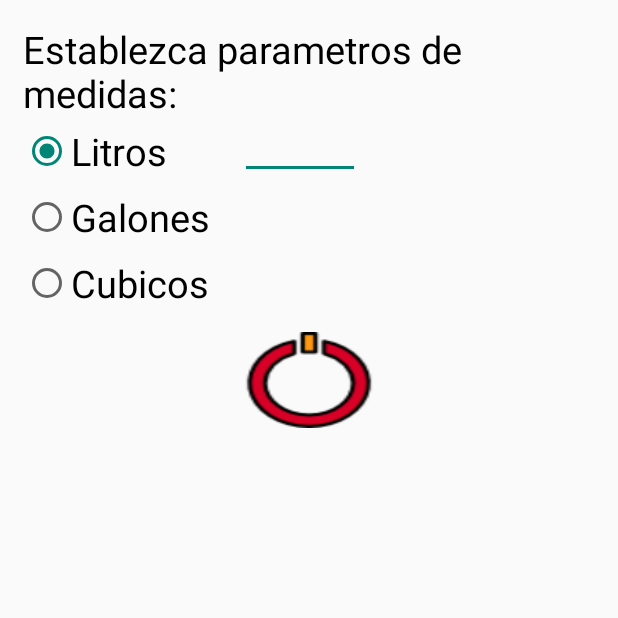
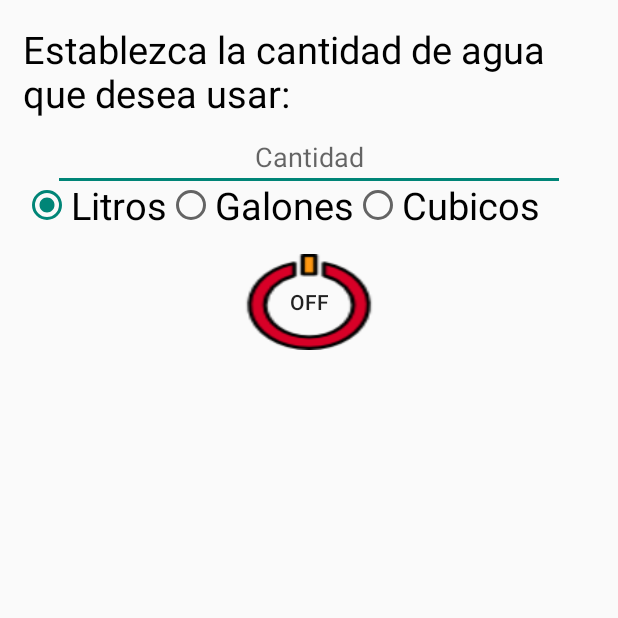
Before and after one commit to Hellogark/ControlDeAgua, an Android app: the fragment tab2Automatico shown on its own in the app's theme, on a phone screen of 412 x 824 dp, the top half of it. Run offline under Robolectric (Android 15) with nearby library versions, the phone set to English and light mode, and no system bars; libraries missing offline, so code that uses them is left out: com.michaelmuenzer.android; plain views replace ScrollableNumberPicker.

Commit message:
medidor, conexion, se modifica tab automatico
medidor: se colocan contenedores de texto
conexion: direccion mac y seguimiento

```diff
--- a/app/src/main/java/com/example/edmol/webview/tab2Automatico.java
+++ b/app/src/main/java/com/example/edmol/webview/tab2Automatico.java
@@ -24,15 +24,13 @@ public class tab2Automatico extends Fragment {
     RelativeLayout display2;
     String fondoActual;
     RadioButton rbLitros, rbCubicos, rbGalones;
-    EditText litros, cubicos, galones;
+    EditText agua;
 
     @Override
     public View onCreateView(LayoutInflater inflater, ViewGroup container, Bundle savedInstanceState) {
         View v = inflater.inflate(R.layout.tab2automatico, container, false);
         display2 = (RelativeLayout) v.findViewById(R.id.Fondo);
-        litros = (EditText) v.findViewById(R.id.etLitros);
-        galones = (EditText) v.findViewById(R.id.etGalones);
-        cubicos = (EditText) v.findViewById(R.id.etCubicos);
+        agua = (EditText) v.findViewById(R.id.etAgua);
         rbLitros = (RadioButton) v.findViewById(R.id.rbLitros);
         rbGalones = (RadioButton) v.findViewById(R.id.rbGalones);
         rbCubicos = (RadioButton) v.findViewById(R.id.rbCubicos);
@@ -40,27 +38,27 @@ public class tab2Automatico extends Fragment {
         rbLitros.setOnClickListener(new View.OnClickListener() {
             @Override
             public void onClick(View v) {
-                litros.setVisibility(View.VISIBLE);
+                /*litros.setVisibility(View.VISIBLE);
                 galones.setVisibility(View.INVISIBLE);
-                cubicos.setVisibility(View.INVISIBLE);
+                cubicos.setVisibility(View.INVISIBLE);*/
             }
         });
 
         rbGalones.setOnClickListener(new View.OnClickListener() {
             @Override
             public void onClick(View v) {
-                litros.setVisibility(View.INVISIBLE);
+                /*litros.setVisibility(View.INVISIBLE);
                 galones.setVisibility(View.VISIBLE);
-                cubicos.setVisibility(View.INVISIBLE);
+                cubicos.setVisibility(View.INVISIBLE);*/
             }
         });
 
         rbCubicos.setOnClickListener(new View.OnClickListener() {
             @Override
             public void onClick(View v) {
-                litros.setVisibility(View.INVISIBLE);
+                /*litros.setVisibility(View.INVISIBLE);
                 galones.setVisibility(View.INVISIBLE);
-                cubicos.setVisibility(View.VISIBLE);
+                cubicos.setVisibility(View.VISIBLE);*/
             }
         });
         return v;
--- a/app/src/main/res/layout/tab2automatico.xml
+++ b/app/src/main/res/layout/tab2automatico.xml
@@ -16,7 +16,7 @@
         android:layout_width="wrap_content"
         android:layout_height="wrap_content"
         android:layout_marginTop="10dp"
-        android:text="Establezca parametros de medidas:"
+        android:text="Establezca la cantidad de agua que desea usar:"
         android:textColor="@color/colorTexto"
         android:textSize="25dp" />
 
@@ -24,7 +24,10 @@
         android:id="@+id/rgMedidas"
         android:layout_width="wrap_content"
         android:layout_height="wrap_content"
-        android:layout_below="@id/tvParametros">
+        android:layout_below="@id/tvParametros"
+        android:layout_alignStart="@+id/tvParametros"
+        android:layout_marginTop="36dp"
+        android:orientation="horizontal">
 
         <RadioButton
             android:id="@+id/rbLitros"
@@ -40,7 +43,7 @@
             android:id="@+id/rbGalones"
             android:layout_width="wrap_content"
             android:layout_height="wrap_content"
-            android:layout_marginTop="9dp"
+            android:layout_marginTop="4dp"
             android:text="Galones"
             android:textColor="@color/colorTexto"
             android:textSize="25dp" />
@@ -49,7 +52,7 @@
             android:id="@+id/rbCubicos"
             android:layout_width="wrap_content"
             android:layout_height="wrap_content"
-            android:layout_marginTop="9dp"
+            android:layout_marginTop="4dp"
             android:text="Cubicos"
             android:textColor="@color/colorTexto"
             android:textSize="25dp" />
@@ -59,35 +62,19 @@
         android:id="@+id/rlBarras"
         android:layout_width="wrap_content"
         android:layout_height="wrap_content"
-        android:layout_below="@id/tvParametros"
-        android:layout_toEndOf="@+id/rgMedidas">
+        android:layout_below="@id/tvParametros">
 
         <EditText
-            android:id="@+id/etLitros"
-            android:layout_width="80dp"
+            android:id="@+id/etAgua"
+            android:layout_width="match_parent"
             android:layout_height="40dp"
             android:layout_marginLeft="20dp"
+            android:layout_marginRight="20dp"
+            android:hint="Cantidad"
+            android:layout_marginTop="8dp"
+            android:gravity="center"
             android:inputType="numberDecimal"
             android:visibility="visible" />
-
-        <EditText
-            android:id="@+id/etGalones"
-            android:layout_width="80dp"
-            android:layout_height="40dp"
-            android:layout_below="@id/etLitros"
-            android:layout_marginLeft="20dp"
-            android:inputType="numberDecimal"
-            android:visibility="invisible" />
-
-        <EditText
-            android:id="@+id/etCubicos"
-            android:layout_width="80dp"
-            android:layout_height="40dp"
-            android:layout_below="@id/etGalones"
-            android:layout_marginLeft="20dp"
-            android:layout_marginTop="5dp"
-            android:inputType="numberDecimal"
-            android:visibility="invisible" />
 
         <!--<com.michaelmuenzer.android.scrollablennumberpicker.ScrollableNumberPicker
             android:id="@+id/snpNumeracionLitros"
@@ -112,11 +99,11 @@
     <ToggleButton
         android:layout_width="wrap_content"
         android:layout_height="wrap_content"
+        android:layout_below="@id/rgMedidas"
         android:layout_centerHorizontal="true"
-        android:layout_below="@id/rgMedidas"
         android:layout_marginTop="15dp"
         android:background="@drawable/custom_manual"
         android:text=""
-        android:textOff=""
-        android:textOn="" />
+        android:textOff="Off"
+        android:textOn="On" />
 </RelativeLayout>
```
Also changed, not shown: app/src/main/java/com/example/edmol/webview/control.java (+11 -6 lines), app/src/main/res/layout/activity_control.xml (+34 -10 lines).
